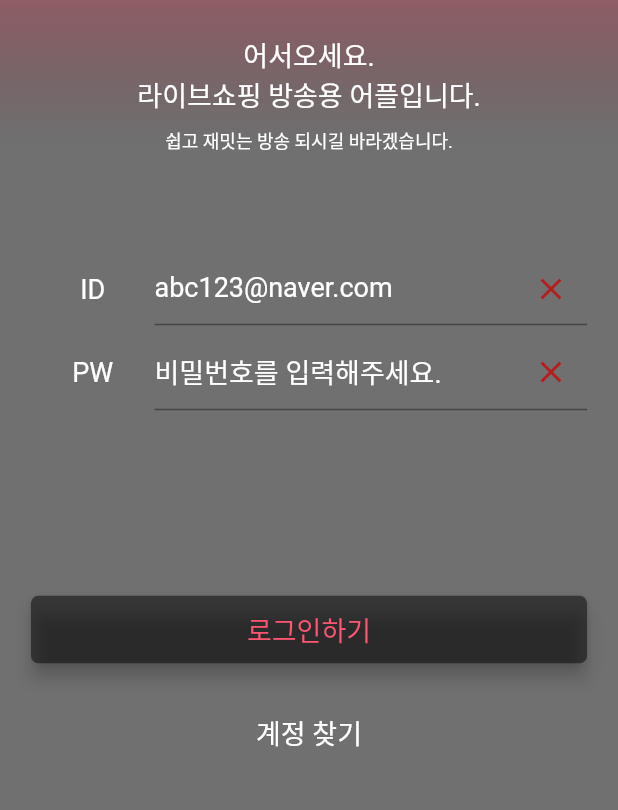
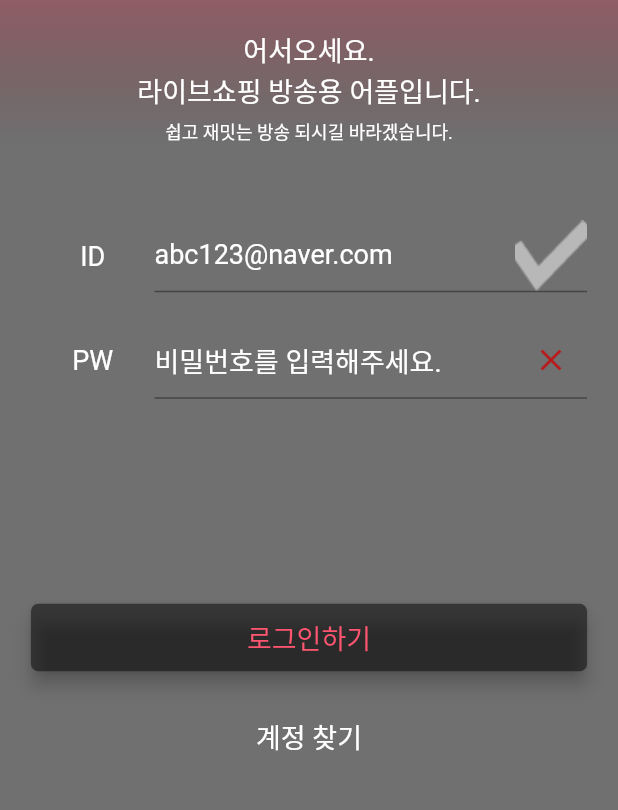
Before and after one commit to ekoRemDev/new_gui, a Flutter app: the FirstPage screen opened by its route, on a phone screen of 412 x 824 dp, the part 304-1114 px from its top. Run offline on Flutter 3.47's test engine with Material 2 defaults, Android fonts, the phone set to English and light mode, and no system bars.

Commit message:
first page

```diff
--- a/lib/firstPage.dart
+++ b/lib/firstPage.dart
@@ -82,14 +82,22 @@ class _FirstPageState extends State<FirstPage> {
                     ),
 
 
-                    SizedBox(height: MediaQuery.of(context).size.height * 0.569 * 0.049,),
+                    SizedBox(height: 20,),
 
                     Row(
                       mainAxisAlignment: MainAxisAlignment.center,
                       children: [
                         Container(
-                          width: MediaQuery.of(context).size.width * 0.632,
-                          child: Text("어서오세요.",textAlign: TextAlign.center, style: TextStyle(fontSize: _fontSize, color: Colors.white,fontWeight: FontWeight.normal,),),
+                          width: MediaQuery.of(context).size.width * 0.80,
+                          child: Text(
+                            "어서오세요.",
+                            textAlign: TextAlign.center,
+                            style: TextStyle(
+                              fontSize: _fontSize,
+                              color: Colors.white,
+                              fontWeight: FontWeight.normal,
+                            ),
+                          ),
                         ),
                       ],
                     ),
@@ -97,47 +105,61 @@ class _FirstPageState extends State<FirstPage> {
                       mainAxisAlignment: MainAxisAlignment.center,
                       children: [
                         Container(
-                          width: MediaQuery.of(context).size.width * 0.632,
-                          child: Text("라이브쇼핑 방송용 어플입니다.",textAlign: TextAlign.center, style: TextStyle(fontSize: _fontSize, color: Colors.white,fontWeight: FontWeight.normal,),),
+                          width: MediaQuery.of(context).size.width * 0.80,
+                          child: Text(
+                            "라이브쇼핑 방송용 어플입니다.",
+                            textAlign: TextAlign.center,
+                            style: TextStyle(
+                              fontSize: _fontSize,
+                              color: Colors.white,
+                              fontWeight: FontWeight.normal,
+                            ),
+                          ),
                         ),
                       ],
                     ),
 
-                    SizedBox(height: MediaQuery.of(context).size.height * 0.569 * 0.017,),
+                    SizedBox(height: 5),
 
                     Row(
                       mainAxisAlignment: MainAxisAlignment.center,
                       children: [
                         Container(
                           width: MediaQuery.of(context).size.width * 0.50,
-                          child: Text("쉽고 재밋는 방송 되시길 바라겠습니다.",textAlign: TextAlign.center, style: TextStyle(fontSize: 12, color: Colors.white,fontWeight: FontWeight.normal,),),
+                          child: Text("쉽고 재밋는 방송 되시길 바라겠습니다.",
+                            textAlign: TextAlign.center,
+                            style: TextStyle(
+                              fontSize: 12,
+                              color: Colors.white,
+                              fontWeight: FontWeight.normal,
+                            ),
+                          ),
                         ),
                       ],
                     ),
 
-                    SizedBox(height: MediaQuery.of(context).size.height * 0.569 * 0.141,),
+                    SizedBox(height: 50),
 
                     /// email field
-                    Row(
+                    Padding(
+                      padding: EdgeInsets.only(
+                        left : MediaQuery.of(context).size.width*0.05,
+                        right : MediaQuery.of(context).size.width*0.05,
+                      ),
+                      child: Row(
                         mainAxisAlignment: MainAxisAlignment.center,
                         children: [
-
-                        SizedBox(width: MediaQuery.of(context).size.width * 0.050,),
 
                           /// label
                           Container(
                             width: MediaQuery.of(context).size.width * 0.20,
-                          child: Row(
-                            mainAxisAlignment: MainAxisAlignment.center,
-                            children: [
-                              Text(
+                            child: Text(
                               "ID",
+                              textAlign: TextAlign.center,
                               style: TextStyle(
                                 color: Color(0xffFFFFFF),
                                 fontSize: _fontSize,
                               ),
-                              ),
-                            ],
                             ),
                           ),
 
@@ -150,7 +172,6 @@ class _FirstPageState extends State<FirstPage> {
                                 fontSize: _fontSize,
                               ),
                               decoration: InputDecoration(
-                              // border: InputBorder.none,
                                   border: new UnderlineInputBorder(
                                       borderSide: new BorderSide(
                                           color: Color(0xffFFFFFF)
@@ -162,10 +183,11 @@ class _FirstPageState extends State<FirstPage> {
                                   fontSize: _fontSize,
                                 ),
                                 suffixIcon: _isEmailValid == true
-                                  ? IconButton(icon: Icon(Icons.clear, color: Colors.green[900],),)
-                                  : IconButton(icon: Icon(Icons.clear, color: Colors.red[900],),)
+                                    ? Image.asset('assets/images/accept.png',height: 10, width: 10,fit:BoxFit.fitWidth ,)
+                                    : Container(width:10, height: 10,child: Image.asset('assets/images/decline.png',height: 20, width: 10,fit:BoxFit.cover ,))
                               ),
                               onSubmitted: (e) {
+                                // do something
                               },
                               onChanged:(email){
                                 if (email.length > 3) {
@@ -182,35 +204,32 @@ class _FirstPageState extends State<FirstPage> {
                               keyboardType: TextInputType.emailAddress,
                             ),
                           ),
-
-                        SizedBox(width: MediaQuery.of(context).size.width * 0.050,),
-
                         ],
                       ),
+                    ),
 
-                    SizedBox(height: MediaQuery.of(context).size.height * 0.569 * 0.012,),
+                    SizedBox(height: 20,),
 
                     /// password field
-                    Row(
+                    Padding(
+                      padding: EdgeInsets.only(
+                        left : MediaQuery.of(context).size.width*0.05,
+                        right : MediaQuery.of(context).size.width*0.05,
+                      ),
+                      child: Row(
                         mainAxisAlignment: MainAxisAlignment.center,
                         children: [
-
-                        SizedBox(width: MediaQuery.of(context).size.width * 0.050,),
 
                           /// label
                           Container(
                             width: MediaQuery.of(context).size.width * 0.20,
-                          child: Row(
-                            mainAxisAlignment: MainAxisAlignment.center,
-                            children: [
-                              Text(
+                            child: Text(
                               "PW",
+                              textAlign: TextAlign.center,
                               style: TextStyle(
                                 color: Color(0xffFFFFFF),
                                 fontSize: _fontSize,
                               ),
-                              ),
-                            ],
                             ),
                           ),
 
@@ -254,14 +273,9 @@ class _FirstPageState extends State<FirstPage> {
                               keyboardType: TextInputType.emailAddress,
                             ),
                           ),
-
-                        SizedBox(width: MediaQuery.of(context).size.width * 0.050,),
-
                         ],
                       ),
-
-                    // SizedBox(height: MediaQuery.of(context).size.height * 0.569 * 0.021,),
-                    SizedBox(height: MediaQuery.of(context).size.height * 0.569 * 0.021,),
+                    ),
 
                   ],
                 ),
@@ -270,17 +284,14 @@ class _FirstPageState extends State<FirstPage> {
           ),
 
 
-          SizedBox(height: MediaQuery.of(context).size.height * 0.030,),
+          SizedBox(height: 30,),
 
           /// Button
           Row(
             mainAxisAlignment: MainAxisAlignment.center,
             children: [
 
-              SizedBox(width: MediaQuery.of(context).size.width * 0.050,),
-
               Container(
-                // height: MediaQuery.of(context).size.height * 0.055,
                 height: 45,
                 width: MediaQuery.of(context).size.width * 0.90,
                 child: ButtonTheme(
@@ -306,21 +317,21 @@ class _FirstPageState extends State<FirstPage> {
                 ),
               ),
 
-              SizedBox(width: MediaQuery.of(context).size.width * 0.050,),
             ],
           ),
 
-          SizedBox(height: MediaQuery.of(context).size.height * 0.040,),
+          SizedBox(height: 30,),
 
-          Row(
-            mainAxisAlignment: MainAxisAlignment.center,
-            children: [
           Container(
-                width: MediaQuery.of(context).size.width * 0.283,
-                height: MediaQuery.of(context).size.width * 0.060,
-                child: Text("계정 찾기",textAlign: TextAlign.center, style: TextStyle(fontSize: _fontSize, color: Colors.white,fontWeight: FontWeight.normal,),),
+            width: MediaQuery.of(context).size.width * 0.800,
+            child: Text("계정 찾기",
+              textAlign: TextAlign.center,
+              style: TextStyle(
+                fontSize: _fontSize,
+                color: Colors.white,
+                fontWeight: FontWeight.normal,
               ),
-            ],
+            ),
           ),
 
         ],
@@ -328,5 +339,4 @@ class _FirstPageState extends State<FirstPage> {
 
     );
   }
-
 }
```
Also changed, not shown: assets/images/accept.png (added), assets/images/decline.png (added). Lines whose indentation alone changed are shown as unchanged.
